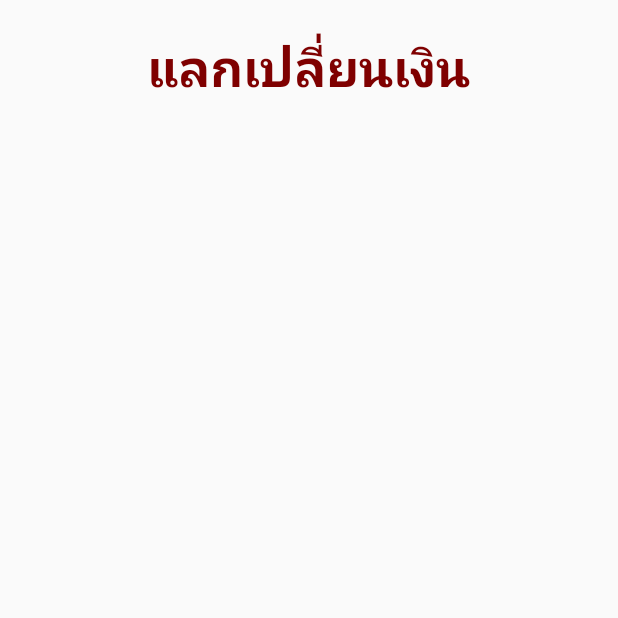
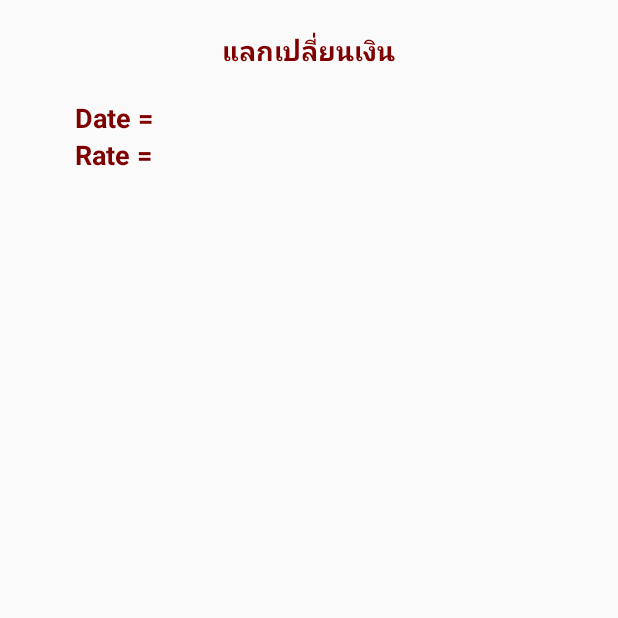
Before and after one commit to yaowalukMuz/MyMuzService, an Android app: the screen it shows after launch (MainActivity), after a tap on "GO TO SECOND", on a phone screen of 412 x 824 dp, the top half of it. Run offline under Robolectric (Android 15) with nearby library versions, the phone set to English and light mode, and no system bars.

Commit message:
start 19/11/2017

```diff
--- a/app/src/main/res/layout/fragment_second.xml
+++ b/app/src/main/res/layout/fragment_second.xml
@@ -16,6 +16,37 @@
         android:layout_height="wrap_content" />
 
     <!--Content-->
+    <LinearLayout
+        android:layout_marginLeft="@dimen/my_margin"
+        android:layout_marginRight="@dimen/my_margin"
+        android:layout_width="match_parent"
+        android:layout_height="wrap_content"
+        android:orientation="vertical">
+
+
+        <!--us to th-->
+        <TextView
+            android:layout_width="wrap_content"
+            android:layout_height="wrap_content"
+            android:textSize="@dimen/h2"
+            android:textStyle="bold"
+            android:textColor="@color/colorPrimaryDark"
+            android:text="Date = "/>
+
+        <!--rate-->
+        <TextView
+            android:layout_width="wrap_content"
+            android:layout_height="wrap_content"
+            android:textSize="@dimen/h2"
+            android:textStyle="bold"
+            android:textColor="@color/colorPrimaryDark"
+            android:text="Rate = "/>
+
+        <!--textFile of usd-->
+
+        <!--show ans-->
+
+    </LinearLayout>
 
 
 
--- a/app/src/main/res/values/dimens.xml
+++ b/app/src/main/res/values/dimens.xml
@@ -1,6 +1,7 @@
 <?xml version="1.0" encoding="utf-8"?>
 <resources>
     <dimen name="icon">100dp</dimen>
-    <dimen name="h1">50sp</dimen>
-    <dimen name="h2">34sp</dimen>
+    <dimen name="h1">24sp</dimen>
+    <dimen name="h2">18sp</dimen>
+    <dimen name="my_margin">50dp</dimen>
 </resources>
```
